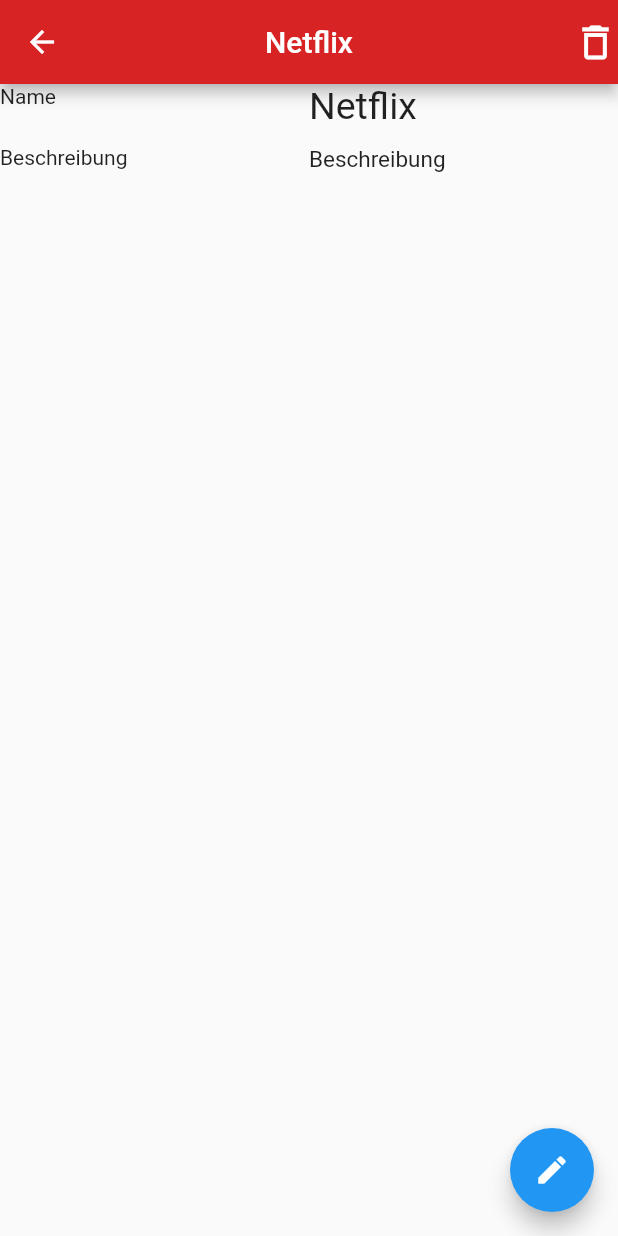
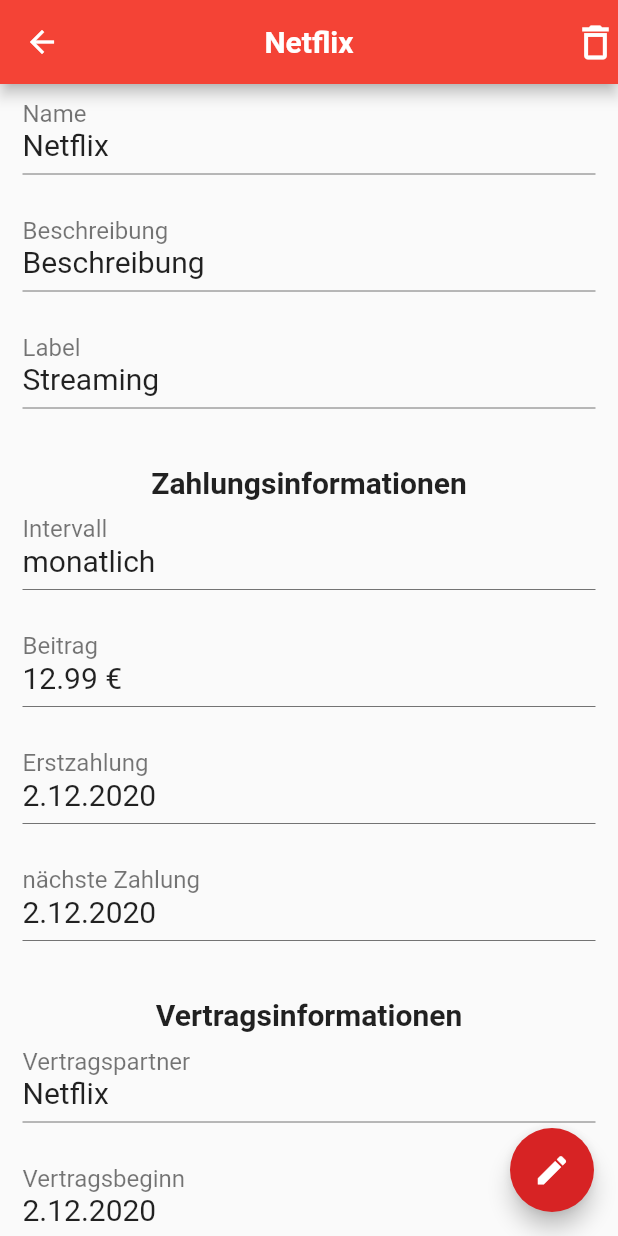
Before and after one commit to christian-leingang/CTFL-Vertragsmanager, a Flutter app: the screen it shows after launch, after a tap on "Netflix", on a phone screen of 412 x 824 dp. Run offline on Flutter 3.47's test engine with Material 2 defaults, Android fonts, the phone set to English and light mode, and no system bars; our stand-ins replace image_picker, table_calendar; missing offline and left inert: image_picker_for_web.

Commit message:
continued VertragsDetails, started VertragHinzufuegen
Co-authored-by: Levana-Fallboehmer <Levana-Fallboehmer@users.noreply.github.com>

```diff
--- /dev/null
+++ b/frontend/ctfl_vertragsmanager/lib/constants/Color_Themes.dart
@@ -0,0 +1,6 @@
+import 'package:flutter/material.dart';
+
+class ColorThemes {
+  static Color _primaryColor = Color(0xffD72324);
+  static Color get primaryColor => _primaryColor;
+}
--- a/frontend/ctfl_vertragsmanager/lib/constants/colors.dart
+++ /dev/null
@@ -1,5 +0,0 @@
-import 'package:flutter/material.dart';
-
-class Colors {
-  static const _primaryColor = Color(0xffD72324);
-}
--- a/frontend/ctfl_vertragsmanager/lib/main.dart
+++ b/frontend/ctfl_vertragsmanager/lib/main.dart
@@ -1,7 +1,9 @@
+import 'package:ctfl_vertragsmanager/constants/Color_Themes.dart';
 import 'package:ctfl_vertragsmanager/pages/vertragsdetails.dart';
 import 'package:flutter/material.dart';
 
 import 'pages/mainPages.dart';
+import 'pages/vertragHinzufuegen.dart';
 
 void main() {
   runApp(const Main());
@@ -17,10 +19,16 @@
   @override
   Widget build(BuildContext context) {
     return MaterialApp(
+      theme: ThemeData.light().copyWith(
+        primaryColor: ColorThemes.primaryColor,
+        appBarTheme: AppBarTheme(backgroundColor: ColorThemes.primaryColor),
+      ),
+      darkTheme: ThemeData.dark(),
       initialRoute: '/main',
       routes: {
         '/main': (context) => MainPages(),
         '/vertragsDetails': (context) => VertragsDetailsPage(),
+        '/vertragHinzufuegen': (context) => VertragHinzufuegenPage(),
       },
       //TODO: add theme und darkTheme mit ThemeData() (vgl. 7 Best Tips with Flutter 6. )
       home: MainPages(),
--- a/frontend/ctfl_vertragsmanager/lib/models/labels.dart
+++ b/frontend/ctfl_vertragsmanager/lib/models/labels.dart
@@ -15,7 +15,15 @@
     return _labels[labelId];
   }
 
-  List<Label> get labels {
+  static List<Label> get labels {
     return _labels;
   }
+
+  static List<String> getLabelsString() {
+    List<String> string_values = [];
+    for (var label in _labels) {
+      string_values.add(label.name);
+    }
+    return string_values;
+  }
 }
--- a/frontend/ctfl_vertragsmanager/lib/models/vertrag.dart
+++ b/frontend/ctfl_vertragsmanager/lib/models/vertrag.dart
@@ -21,6 +21,8 @@
   }
 
   Label _label;
+
+  String getLabelName() => _label.name;
 
   Label get label => _label;
 
@@ -70,7 +72,7 @@
 
   Intervall _intervall;
 
-  Intervall get intervall => _intervall;
+  String getIntervall() => _intervall.name;
 
   set intervall(Intervall intervall) {
     _intervall = intervall;
@@ -79,6 +81,7 @@
   double _beitrag;
 
   double get beitrag => _beitrag;
+  String getBeitragEuro() => _beitrag.toString() + " €";
 
   set beitrag(double beitrag) {
     _beitrag = beitrag;
--- a/frontend/ctfl_vertragsmanager/lib/pages/mainPages.dart
+++ b/frontend/ctfl_vertragsmanager/lib/pages/mainPages.dart
@@ -1,3 +1,4 @@
+import 'package:ctfl_vertragsmanager/constants/Color_Themes.dart';
 import 'package:ctfl_vertragsmanager/pages/vertraege.dart';
 import 'package:flutter/material.dart';
 
@@ -16,7 +17,6 @@
   final appbars = [
     AppBar(
       centerTitle: true,
-      backgroundColor: const Color(0xffD72324),
       leading: const Image(image: AssetImage('assets/logo.jpg')),
       title: const Text(
         "Verträge",
@@ -34,7 +34,6 @@
     ),
     AppBar(
       centerTitle: true,
-      backgroundColor: const Color(0xffD72324),
       leading: const Image(image: AssetImage('assets/logo.jpg')),
       title: const Text(
         "Kalender",
@@ -42,7 +41,6 @@
     ),
     AppBar(
       centerTitle: true,
-      backgroundColor: const Color(0xffD72324),
       leading: const Image(image: AssetImage('assets/logo.jpg')),
       title: const Text(
         "Profil",
@@ -86,7 +84,7 @@
             label: 'Profil',
           ),
         ],
-        selectedItemColor: const Color(0xffD72324),
+        selectedItemColor: ColorThemes.primaryColor,
       ),
     );
   }
--- a/frontend/ctfl_vertragsmanager/lib/pages/profil.dart
+++ b/frontend/ctfl_vertragsmanager/lib/pages/profil.dart
@@ -1,3 +1,4 @@
+import 'package:ctfl_vertragsmanager/constants/Color_Themes.dart';
 import 'package:flutter/material.dart';
 import 'package:image_picker/image_picker.dart';
 
@@ -189,9 +190,9 @@
                     },
                     style: ElevatedButton.styleFrom(
                       shape: CircleBorder(),
-                      primary: Color(0xffD72324),
+                      primary: ColorThemes.primaryColor,
                     ),
-                    child: Icon(Icons.edit),
+                    child: Icon(Icons.camera_alt),
                   ),
                 ],
               ),
--- a/frontend/ctfl_vertragsmanager/lib/pages/vertraege.dart
+++ b/frontend/ctfl_vertragsmanager/lib/pages/vertraege.dart
@@ -1,3 +1,4 @@
+import 'package:ctfl_vertragsmanager/constants/Color_Themes.dart';
 import 'package:ctfl_vertragsmanager/models/label.dart';
 import 'package:ctfl_vertragsmanager/models/vertrag.dart';
 import 'package:ctfl_vertragsmanager/models/vertragsdaten.dart';
@@ -21,6 +22,7 @@
               price: vertraege[index].beitrag,
               date: vertraege[index].getNaechsteZahlung(),
               label: vertraege[index].label,
+              vertragsId: index,
             );
           },
         ),
@@ -28,19 +30,13 @@
         // +-Button
         floatingActionButton: FloatingActionButton(
           onPressed: () {
-            // Add your onPressed code here!
+            Navigator.pushNamed(context, '/vertragHinzufuegen');
           },
-          backgroundColor: const Color(0xffD72324),
+          backgroundColor: ColorThemes.primaryColor,
           child: const Icon(
             Icons.add,
             size: 25,
           ),
         ),
       );
-
-  //   Container(
-  //     child: VertragsCardPage(
-  //         name: "Netflix", price: 9.99, date: "07.12.2021", label: "Unterhaltung"),
-  //   ),
-  // );
 }
--- a/frontend/ctfl_vertragsmanager/lib/pages/vertragsdetails.dart
+++ b/frontend/ctfl_vertragsmanager/lib/pages/vertragsdetails.dart
@@ -1,20 +1,25 @@
-import 'package:ctfl_vertragsmanager/models/label.dart';
+import 'package:ctfl_vertragsmanager/constants/Color_Themes.dart';
 import 'package:ctfl_vertragsmanager/models/vertrag.dart';
 import 'package:ctfl_vertragsmanager/models/vertragsdaten.dart';
+import 'package:ctfl_vertragsmanager/partials/vertragscard.dart';
 import 'package:flutter/material.dart';
 
-int vertragsId = 0;
-
 class VertragsDetailsPage extends StatelessWidget {
+  //TODO: Zahlungsinfos 2x2
   List<Vertrag> vertraege = Vertragsdaten().vertraege;
 
   @override
   Widget build(BuildContext context) {
+    final args = ModalRoute.of(context)!.settings.arguments as ScreenArguments;
+    int vertragsId = args.vertragsId;
     return Scaffold(
       appBar: AppBar(
         centerTitle: true,
-        backgroundColor: const Color(0xffD72324),
-        title: Text(vertraege[vertragsId].name),
+        backgroundColor: vertraege[vertragsId].label.color,
+        title: Text(
+          vertraege[vertragsId].name,
+          style: TextStyle(fontWeight: FontWeight.bold),
+        ),
         actions: [
           Icon(
             Icons.delete_outlined,
@@ -22,172 +27,76 @@
           ),
         ],
       ),
-      body: GridView.count(
-        crossAxisCount: 2,
-        childAspectRatio: 5,
+      body: ListView(
         children: [
-          Text("Name"),
+          DetailsTile(value: vertraege[vertragsId].name, description: "Name"),
+          DetailsTile(value: vertraege[vertragsId].description, description: "Beschreibung"),
+          DetailsTile(value: vertraege[vertragsId].getLabelName(), description: "Label"),
+          SizedBox(height: 20),
           Text(
-            vertraege[vertragsId].name,
-            style: const TextStyle(fontSize: 25),
+            "Zahlungsinformationen",
+            textAlign: TextAlign.center,
+            style: TextStyle(fontSize: 20, fontWeight: FontWeight.w700),
           ),
-          Text("Beschreibung"),
+          DetailsTile(value: vertraege[vertragsId].getIntervall(), description: "Intervall"),
+          DetailsTile(value: vertraege[vertragsId].getBeitragEuro(), description: "Beitrag"),
+          DetailsTile(value: vertraege[vertragsId].getErstzahlung(), description: "Erstzahlung"),
+          DetailsTile(
+              value: vertraege[vertragsId].getNaechsteZahlung(), description: "nächste Zahlung"),
+          SizedBox(height: 20),
           Text(
-            vertraege[vertragsId].description,
-            style: const TextStyle(fontSize: 15),
-          )
+            "Vertragsinformationen",
+            textAlign: TextAlign.center,
+            style: TextStyle(fontSize: 20, fontWeight: FontWeight.w700),
+          ),
+          DetailsTile(value: vertraege[vertragsId].vertragspartner, description: "Vertragspartner"),
+          DetailsTile(
+              value: vertraege[vertragsId].getVertragsBeginn(), description: "Vertragsbeginn"),
+          DetailsTile(value: vertraege[vertragsId].getVertragsEnde(), description: "Vertragsende"),
+          DetailsTile(
+              value: vertraege[vertragsId].getKuendigungsfrist(), description: "Kündigungsfrist"),
         ],
       ),
-
-      // Center(
-      //   child: Column(
-      //     mainAxisSize: MainAxisSize.max,
-      //     crossAxisAlignment: CrossAxisAlignment.center,
-      //     children: [
-      //       Row(
-      //         children: [
-      //           Text("Name"),
-      //           SizedBox(
-      //             width: 20,
-      //           ),
-      //           Text(
-      //             vertraege[vertragsId].name,
-      //             style: const TextStyle(fontSize: 25),
-      //           )
-      //         ],
-      //       ),
-      //       Row(
-      //         children: [
-      //           Text("Beschreibung"),
-      //           SizedBox(
-      //             width: 20,
-      //           ),
-      //           Text(
-      //             vertraege[vertragsId].description,
-      //             style: const TextStyle(fontSize: 15),
-      //           )
-      //         ],
-      //       ),
-      //       Row(
-      //         children: [
-      //           Text("Label"),
-      //           SizedBox(
-      //             width: 20,
-      //           ),
-      //           Text(
-      //             vertraege[vertragsId].label.toString(),
-      //             style: const TextStyle(fontSize: 15),
-      //           )
-      //         ],
-      //       ),
-      //       Text(
-      //         "Vertragsinformationen",
-      //         style: const TextStyle(fontSize: 25),
-      //       ),
-      //       Row(
-      //         children: [
-      //           Text("Vertragspartner"),
-      //           SizedBox(
-      //             width: 20,
-      //           ),
-      //           Text(
-      //             vertraege[vertragsId].vertragspartner,
-      //             style: const TextStyle(fontSize: 15),
-      //           )
-      //         ],
-      //       ),
-      //       Row(
-      //         children: [
-      //           Text("Vertragsbeginn"),
-      //           SizedBox(
-      //             width: 20,
-      //           ),
-      //           Text(
-      //             vertraege[vertragsId].getVertragsBeginn(),
-      //             style: const TextStyle(fontSize: 15),
-      //           )
-      //         ],
-      //       ),
-      //       Row(
-      //         children: [
-      //           Text("Vertragsende"),
-      //           SizedBox(
-      //             width: 20,
-      //           ),
-      //           Text(
-      //             vertraege[vertragsId].getVertragsEnde(),
-      //             style: const TextStyle(fontSize: 15),
-      //           )
-      //         ],
-      //       ),
-      //       Row(
-      //         children: [
-      //           Text("Kündigungsfrist"),
-      //           SizedBox(
-      //             width: 20,
-      //           ),
-      //           Text(
-      //             vertraege[vertragsId].getKuendigungsfrist(),
-      //             style: const TextStyle(fontSize: 15),
-      //           )
-      //         ],
-      //       ),
-      //       Text(
-      //         "Zahlungsinformationen",
-      //         style: const TextStyle(fontSize: 25),
-      //       ),
-      //       Row(
-      //         children: [
-      //           Text("Intervall"),
-      //           SizedBox(
-      //             width: 20,
-      //           ),
-      //           Text(
-      //             vertraege[vertragsId].intervall.toString(),
-      //             style: const TextStyle(fontSize: 15),
-      //           )
-      //         ],
-      //       ),
-      //       Row(
-      //         children: [
-      //           Text("Beitrag"),
-      //           SizedBox(
-      //             width: 20,
-      //           ),
-      //           Text(
-      //             vertraege[vertragsId].beitrag.toString(),
-      //             style: const TextStyle(fontSize: 15),
-      //           )
-      //         ],
-      //       ),
-      //       Row(
-      //         children: [
-      //           Text("Erstzahlung"),
-      //           SizedBox(
-      //             width: 20,
-      //           ),
-      //           Text(
-      //             vertraege[vertragsId].getErstzahlung(),
-      //             style: const TextStyle(fontSize: 15),
-      //           )
-      //         ],
-      //       ),
-      //       Row(
-      //         children: [
-      //           Text("nächste Zahlung"),
-      //           SizedBox(
-      //             width: 20,
-      //           ),
-      //           Text(
-      //             vertraege[vertragsId].getNaechsteZahlung(),
-      //             style: const TextStyle(fontSize: 15),
-      //           )
-      //         ],
-      //       ),
-      //     ],
-      //   ),
-
-      floatingActionButton: FloatingActionButton(child: Icon(Icons.edit), onPressed: () {}),
+      floatingActionButton: FloatingActionButton(
+        onPressed: () {
+          // Add your onPressed code here!
+        },
+        backgroundColor: ColorThemes.primaryColor,
+        child: const Icon(
+          Icons.edit,
+          size: 25,
+        ),
+      ),
     );
   }
 }
+
+class DetailsTile extends StatelessWidget {
+  String description;
+  String value;
+
+  DetailsTile({required this.description, required this.value});
+
+  @override
+  Widget build(BuildContext context) {
+    return Padding(
+      padding: const EdgeInsets.symmetric(horizontal: 15, vertical: 10),
+      child: Column(
+        crossAxisAlignment: CrossAxisAlignment.start,
+        children: [
+          Text(
+            description,
+            style: TextStyle(color: Colors.black54, fontSize: 16),
+          ),
+          Text(
+            value,
+            style: const TextStyle(fontSize: 20),
+          ),
+          Divider(
+            color: Colors.black54,
+          ),
+        ],
+      ),
+    );
+  }
+}
--- a/frontend/ctfl_vertragsmanager/lib/partials/appbar.dart
+++ b/frontend/ctfl_vertragsmanager/lib/partials/appbar.dart
@@ -1,3 +1,4 @@
+import 'package:ctfl_vertragsmanager/constants/Color_Themes.dart';
 import 'package:flutter/material.dart';
 
 class BaseAppBar extends StatelessWidget implements PreferredSizeWidget {
@@ -21,7 +22,7 @@
     return AppBar(
       centerTitle: true,
       title: title,
-      backgroundColor: const Color(0xffD72324),
+      backgroundColor: ColorThemes.primaryColor,
       actions: widgets,
       leading: leading,
     );
--- a/frontend/ctfl_vertragsmanager/lib/partials/navbar.dart
+++ b/frontend/ctfl_vertragsmanager/lib/partials/navbar.dart
@@ -1,3 +1,4 @@
+import 'package:ctfl_vertragsmanager/constants/Color_Themes.dart';
 import 'package:flutter/material.dart';
 
 class BaseNavBar extends StatefulWidget implements PreferredSizeWidget {
@@ -34,7 +35,7 @@
           label: 'Profil',
         ),
       ],
-      selectedItemColor: const Color(0xffD72324),
+      selectedItemColor: ColorThemes.primaryColor,
     );
   }
 
--- a/frontend/ctfl_vertragsmanager/lib/partials/vertragsCard.dart
+++ b/frontend/ctfl_vertragsmanager/lib/partials/vertragsCard.dart
@@ -1,4 +1,5 @@
 import 'package:ctfl_vertragsmanager/models/label.dart';
+import 'package:ctfl_vertragsmanager/pages/vertragsdetails.dart';
 import 'package:flutter/material.dart';
 
 // ignore: must_be_immutable
@@ -7,9 +8,15 @@
   String date; //TODO: welcher Datentyp kommt hier an? Date nicht gefunden
   double price;
   Label label; //TODO: welcher Datentyp kommt hier an? Evtl. Array oder Enum nehmen
+  int vertragsId;
 
   VertragsCardPage(
-      {Key? key, required this.name, required this.date, required this.price, required this.label})
+      {Key? key,
+      required this.name,
+      required this.date,
+      required this.price,
+      required this.label,
+      required this.vertragsId})
       : super(key: key);
 
   @override
@@ -18,8 +25,10 @@
         children: [
           GestureDetector(
             onTap: () {
-              print("On Tap");
-              Navigator.pushNamed(context, '/vertragsDetails');
+              Navigator.pushNamed(context, '/vertragsDetails',
+                  arguments: ScreenArguments(
+                    vertragsId,
+                  ));
             },
             child: Card(
               // TODO: Umrandung überlegen
@@ -75,3 +84,9 @@
         ],
       );
 }
+
+class ScreenArguments {
+  final int vertragsId;
+
+  ScreenArguments(this.vertragsId);
+}
```
Also changed, not shown: frontend/ctfl_vertragsmanager/lib/pages/vertragHinzufuegen.dart (added, +163 -0 lines), 2 other files.
